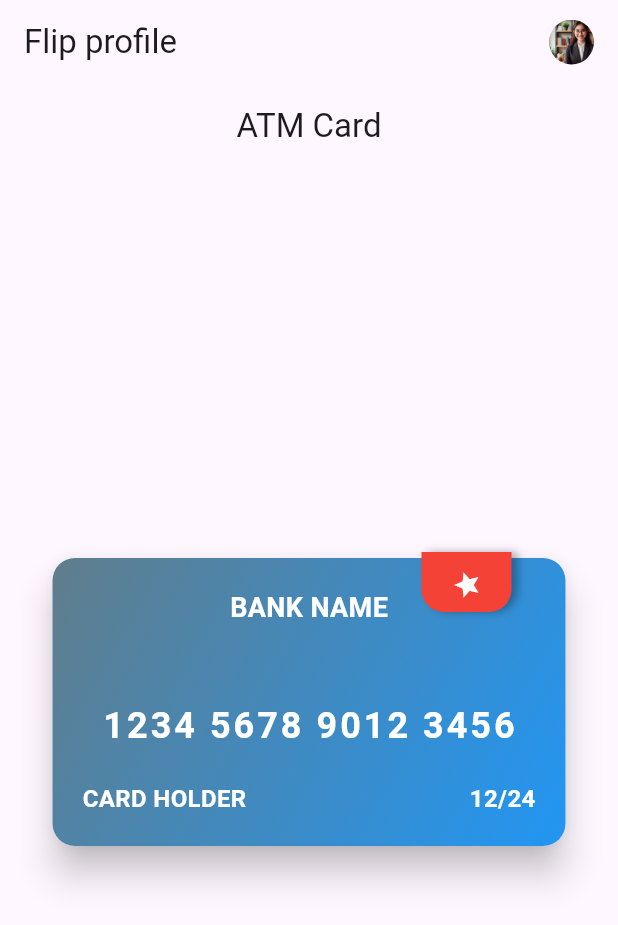
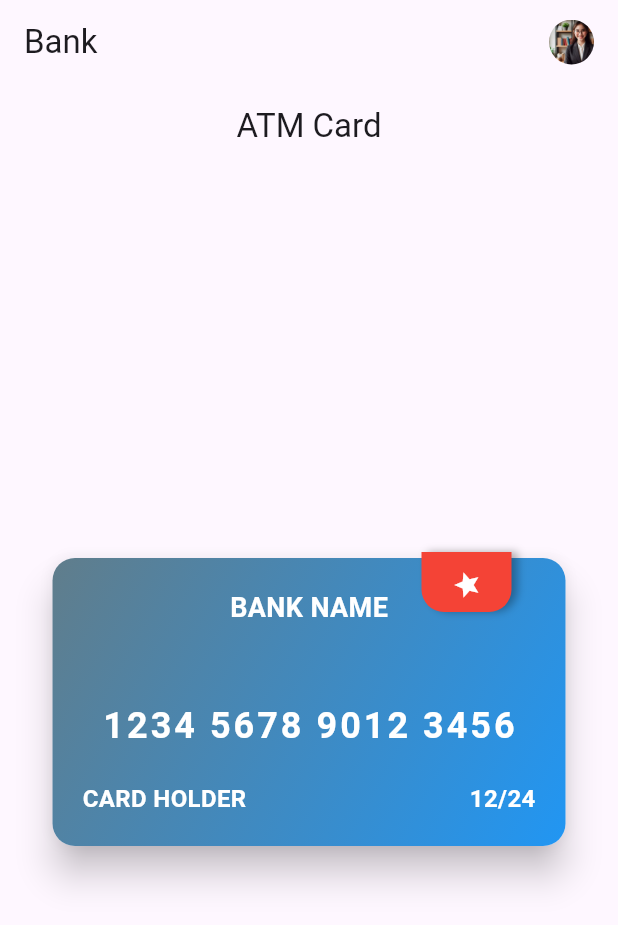
Before and after one commit to Vijeta-flutter/Weatherapp-integrated, a Flutter app: the screen it shows after launch, on a phone screen of 412 x 824 dp. Shown: the top 925 px of the screen. Run offline on Flutter 3.47's test engine with Material 3 defaults, Android fonts, the phone set to English and light mode, and no system bars; our stand-ins replace image_picker, shared_preferences; missing offline and left inert: date_picker_plus.

```diff
--- a/lib/widget.dart
+++ b/lib/widget.dart
@@ -68,7 +68,7 @@ class RotateContainer extends StatelessWidget {
       appBar: AppBar(
         title: Row(
           children: [
-            const Text("Flip profile"),
+            const Text("Bank"),
             Spacer(),
             _headerIcon(),
           ],
```
